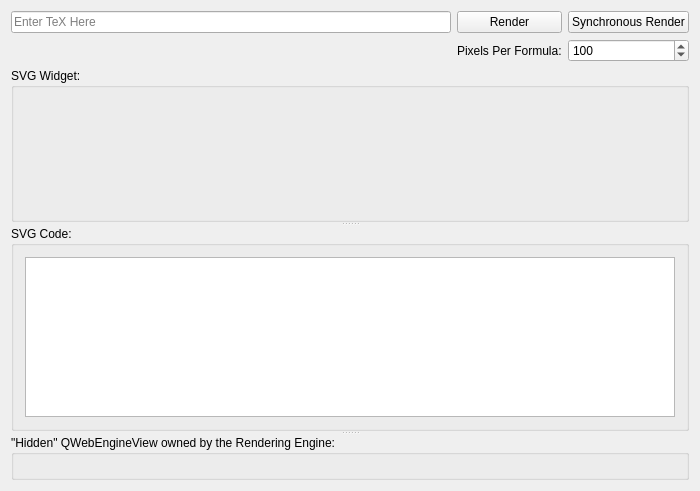
First picture: the form in examples/GUI/MainWindow.ui, repository towel42-com/T42-MathJaxQt6, before the edit.
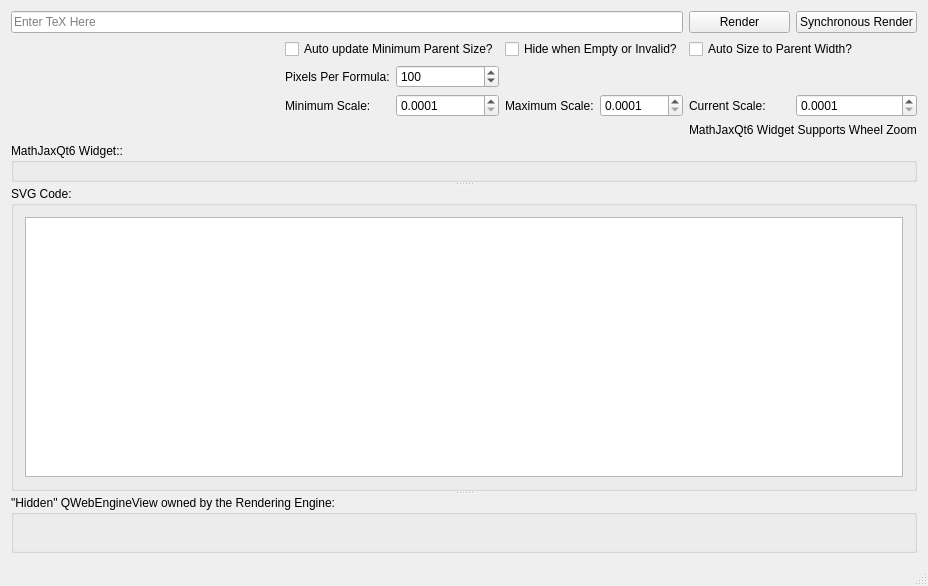
Second picture: the form after the edit. Custom widgets are drawn as their Qt base class.

Commit message: Added full access to options used for widget sizing

The edit to the form file:
```diff
--- a/examples/GUI/MainWindow.ui
+++ b/examples/GUI/MainWindow.ui
@@ -6,8 +6,8 @@
    <rect>
     <x>0</x>
     <y>0</y>
-    <width>700</width>
-    <height>491</height>
+    <width>928</width>
+    <height>586</height>
    </rect>
   </property>
   <property name="windowTitle">
@@ -15,48 +15,123 @@
   </property>
   <widget class="QWidget" name="centralWidget">
    <layout class="QGridLayout" name="gridLayout">
-    <item row="2" column="0" colspan="3">
+    <item row="4" column="5" colspan="3">
+     <widget class="QLabel" name="label_5">
+      <property name="text">
+       <string>MathJaxQt6 Widget Supports Wheel Zoom</string>
+      </property>
+     </widget>
+    </item>
+    <item row="3" column="2">
+     <widget class="QDoubleSpinBox" name="minScale">
+      <property name="decimals">
+       <number>4</number>
+      </property>
+      <property name="minimum">
+       <double>0.000100000000000</double>
+      </property>
+      <property name="stepType">
+       <enum>QAbstractSpinBox::StepType::AdaptiveDecimalStepType</enum>
+      </property>
+     </widget>
+    </item>
+    <item row="0" column="7">
+     <widget class="QPushButton" name="syncRender">
+      <property name="text">
+       <string>Synchronous Render</string>
+      </property>
+     </widget>
+    </item>
+    <item row="3" column="5" colspan="2">
+     <widget class="QLabel" name="label_4">
+      <property name="text">
+       <string>Current Scale:</string>
+      </property>
+     </widget>
+    </item>
+    <item row="1" column="3" colspan="2">
+     <widget class="QCheckBox" name="hideEmptyOrInvalid">
+      <property name="text">
+       <string>Hide when Empty or Invalid?</string>
+      </property>
+     </widget>
+    </item>
+    <item row="3" column="7">
+     <widget class="QDoubleSpinBox" name="scale">
+      <property name="decimals">
+       <number>4</number>
+      </property>
+      <property name="minimum">
+       <double>0.000100000000000</double>
+      </property>
+      <property name="stepType">
+       <enum>QAbstractSpinBox::StepType::AdaptiveDecimalStepType</enum>
+      </property>
+     </widget>
+    </item>
+    <item row="1" column="1" colspan="2">
+     <widget class="QCheckBox" name="autoUpdateMinimumParentSize">
+      <property name="text">
+       <string>Auto update Minimum Parent Size?</string>
+      </property>
+     </widget>
+    </item>
+    <item row="0" column="0" colspan="5">
+     <widget class="QLineEdit" name="lineEdit">
+      <property name="placeholderText">
+       <string>Enter TeX Here</string>
+      </property>
+     </widget>
+    </item>
+    <item row="3" column="4">
+     <widget class="QDoubleSpinBox" name="maxScale">
+      <property name="decimals">
+       <number>4</number>
+      </property>
+      <property name="minimum">
+       <double>0.000100000000000</double>
+      </property>
+      <property name="stepType">
+       <enum>QAbstractSpinBox::StepType::AdaptiveDecimalStepType</enum>
+      </property>
+     </widget>
+    </item>
+    <item row="3" column="0">
+     <spacer name="horizontalSpacer">
+      <property name="orientation">
+       <enum>Qt::Orientation::Horizontal</enum>
+      </property>
+      <property name="sizeHint" stdset="0">
+       <size>
+        <width>40</width>
+        <height>20</height>
+       </size>
+      </property>
+     </spacer>
+    </item>
+    <item row="3" column="1">
+     <widget class="QLabel" name="label_2">
+      <property name="text">
+       <string>Minimum Scale:</string>
+      </property>
+     </widget>
+    </item>
+    <item row="0" column="5" colspan="2">
+     <widget class="QPushButton" name="asyncRender">
+      <property name="text">
+       <string>Render</string>
+      </property>
+     </widget>
+    </item>
+    <item row="5" column="0" colspan="8">
      <widget class="QSplitter" name="splitter">
       <property name="orientation">
        <enum>Qt::Orientation::Vertical</enum>
       </property>
-      <widget class="QGroupBox" name="groupBox">
+      <widget class="NTowel42::CMathJaxQt6Widget" name="mathJaxWidget">
        <property name="title">
-        <string>SVG Widget:</string>
+        <string>MathJaxQt6 Widget::</string>
        </property>
-       <layout class="QHBoxLayout" name="horizontalLayout">
-        <property name="leftMargin">
-         <number>0</number>
-        </property>
-        <property name="topMargin">
-         <number>0</number>
-        </property>
-        <property name="rightMargin">
-         <number>0</number>
-        </property>
-        <item>
-         <widget class="NTowel42::CMathJaxQt6Widget" name="mathJaxWidget" native="true">
-          <property name="sizePolicy">
-           <sizepolicy hsizetype="Preferred" vsizetype="Expanding">
-            <horstretch>0</horstretch>
-            <verstretch>0</verstretch>
-           </sizepolicy>
-          </property>
-          <property name="minimumSize">
-           <size>
-            <width>0</width>
-            <height>120</height>
-           </size>
-          </property>
-          <property name="maximumSize">
-           <size>
-            <width>16777215</width>
-            <height>120</height>
-           </size>
-          </property>
-         </widget>
-        </item>
-       </layout>
       </widget>
       <widget class="QGroupBox" name="groupBox_2">
        <property name="title">
@@ -89,41 +164,21 @@
       </widget>
      </widget>
     </item>
-    <item row="0" column="0">
-     <widget class="QLineEdit" name="lineEdit">
-      <property name="placeholderText">
-       <string>Enter TeX Here</string>
-      </property>
-     </widget>
-    </item>
-    <item row="0" column="2">
-     <widget class="QPushButton" name="syncRender">
+    <item row="3" column="3">
+     <widget class="QLabel" name="label_3">
       <property name="text">
-       <string>Synchronous Render</string>
+       <string>Maximum Scale:</string>
       </property>
      </widget>
     </item>
-    <item row="0" column="1">
-     <widget class="QPushButton" name="asyncRender">
+    <item row="2" column="1">
+     <widget class="QLabel" name="label">
       <property name="text">
-       <string>Render</string>
+       <string>Pixels Per Formula:</string>
       </property>
      </widget>
     </item>
-    <item row="1" column="0">
-     <spacer name="horizontalSpacer">
-      <property name="orientation">
-       <enum>Qt::Orientation::Horizontal</enum>
-      </property>
-      <property name="sizeHint" stdset="0">
-       <size>
-        <width>40</width>
-        <height>20</height>
-       </size>
-      </property>
-     </spacer>
-    </item>
-    <item row="1" column="2">
+    <item row="2" column="2">
      <widget class="QSpinBox" name="pixelsPerFormula">
       <property name="maximum">
        <number>5000</number>
@@ -136,21 +191,22 @@
       </property>
      </widget>
     </item>
-    <item row="1" column="1">
-     <widget class="QLabel" name="label">
+    <item row="1" column="5" colspan="3">
+     <widget class="QCheckBox" name="autoSizeToParentWidth">
       <property name="text">
-       <string>Pixels Per Formula:</string>
+       <string>Auto Size to Parent Width?</string>
       </property>
      </widget>
     </item>
    </layout>
   </widget>
+  <widget class="QStatusBar" name="statusBar"/>
  </widget>
  <layoutdefault spacing="6" margin="11"/>
  <customwidgets>
   <customwidget>
    <class>NTowel42::CMathJaxQt6Widget</class>
-   <extends>QWidget</extends>
+   <extends>QGroupBox</extends>
    <header>include/MathJaxQt6Widget.h</header>
    <container>1</container>
   </customwidget>
```
Left out of the diff: 10 changed lines with no effect on the pictures. The commit also changes 6 other files.
